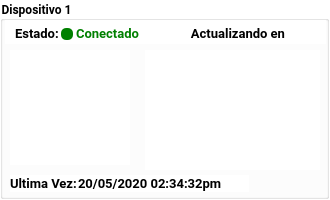
Old version of the form app/forms/Widgets/Dispositivo.ui in the repository AlejandroA714/scada-desktop.
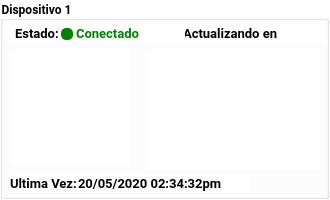
New version of the form. Icons and pictures are not drawn.

```diff
--- a/app/forms/Widgets/Dispositivo.ui
+++ b/app/forms/Widgets/Dispositivo.ui
@@ -131,7 +131,7 @@
        <rect>
         <x>180</x>
         <y>5</y>
-        <width>100</width>
+        <width>105</width>
         <height>16</height>
        </rect>
       </property>
@@ -144,7 +144,7 @@
        </font>
       </property>
       <property name="text">
-       <string>Actualizando en</string>
+       <string>Actualizando en    </string>
       </property>
       <property name="alignment">
        <set>Qt::AlignRight|Qt::AlignTrailing|Qt::AlignVCenter</set>
```
